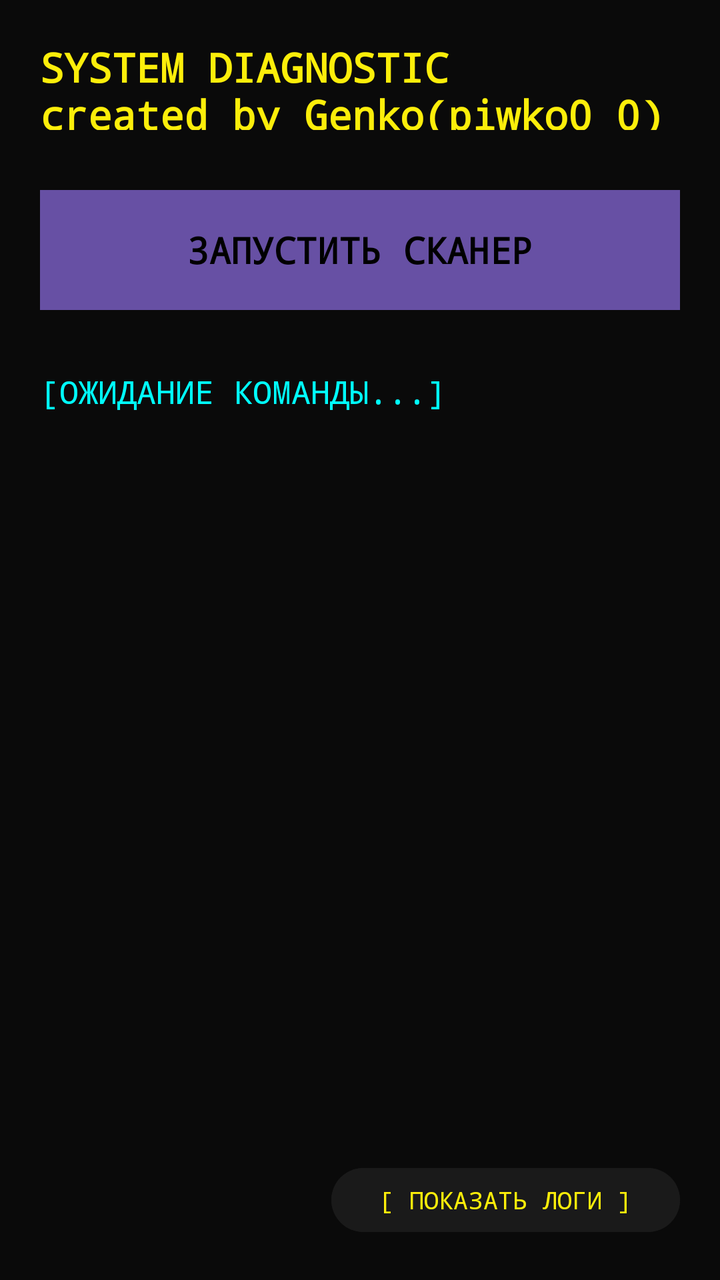
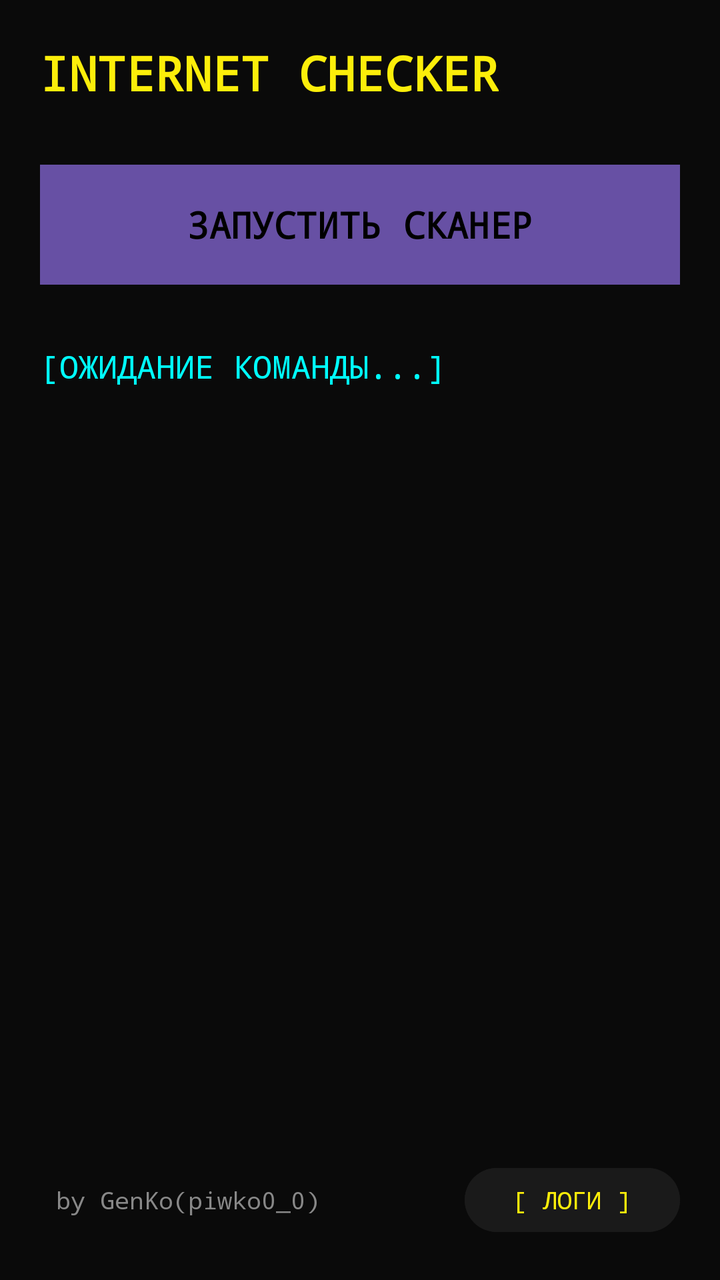

An Android layout rendered at two revisions. The XML below is the earlier revision; the diff shows what the commit changed to produce the second picture.
<!-- AndroidManifest.xml: application theme Theme.InternetChecker -->
<!-- res/layout/activity_main.xml -->
<?xml version="1.0" encoding="utf-8"?>
<LinearLayout xmlns:android="http://schemas.android.com/apk/res/android"
    android:layout_width="match_parent"
    android:layout_height="match_parent"
    android:orientation="vertical"
    android:padding="20dp"
    android:background="#0A0A0A"
    android:gravity="center_vertical">

    
    <TextView
        android:layout_width="319dp"
        android:layout_height="45dp"
        android:layout_marginBottom="30dp"
        android:fontFamily="monospace"
        android:text="SYSTEM DIAGNOSTIC\ncreated by Genko(piwko0_0)"
        android:textColor="#FCEE0A"
        android:textSize="20sp"
        android:textStyle="bold" />

    
    <Button
        android:id="@+id/btnCheck"
        android:layout_width="match_parent"
        android:layout_height="60dp"
        android:background="@drawable/cyber_button"
        android:text="ЗАПУСТИТЬ СКАНЕР"
        android:textColor="#000000"
        android:textSize="18sp"
        android:textStyle="bold"
        android:fontFamily="monospace"
        android:layout_marginBottom="30dp" />

    
    <TextView
        android:id="@+id/tvStatus"
        android:layout_width="match_parent"
        android:layout_height="0dp"
        android:layout_weight="1"
        android:text="[ОЖИДАНИЕ КОМАНДЫ...]"
        android:textColor="#00FFFF"
        android:textSize="16sp"
        android:fontFamily="monospace"
        android:lineSpacingExtra="6dp" />

    
    <Button
        android:id="@+id/btnLogs"
        android:layout_width="wrap_content"
        android:layout_height="40dp"
        android:layout_gravity="end"
        android:backgroundTint="#1A1A1A"
        android:text="[ ПОКАЗАТЬ ЛОГИ ]"
        android:textColor="#FCEE0A"
        android:textSize="12sp"
        android:fontFamily="monospace" />

</LinearLayout>
<!-- resources referenced by this layout -->
<resources>
  <!-- drawable cyber_button (drawable) -->
  <?xml version="1.0" encoding="utf-8"?>
  <shape xmlns:android="http://schemas.android.com/apk/res/android">
      
      <solid android:color="#FCEE0A" />
      
      <stroke android:width="3dp" android:color="#000000" />
      
      <corners android:radius="0dp" />
  </shape>
  <style name="Theme.InternetChecker" parent="Base.Theme.InternetChecker" />
  <style name="Base.Theme.InternetChecker" parent="Theme.Material3.DayNight.NoActionBar">
          
          <item name="android:windowBackground">#0A0A0A</item>
          
          <item name="android:statusBarColor">#0A0A0A</item>
          
          <item name="android:windowLightStatusBar">false</item>
      </style>
</resources>

<!-- the commit's change to res/layout/activity_main.xml (unified diff, before → after) -->
@@ -9,14 +9,14 @@
 
     
     <TextView
-        android:layout_width="319dp"
-        android:layout_height="45dp"
-        android:layout_marginBottom="30dp"
+        android:layout_width="wrap_content"
+        android:layout_height="wrap_content"
+        android:text="INTERNET CHECKER"
+        android:textColor="#FCEE0A"
+        android:textSize="24sp"
+        android:textStyle="bold"
         android:fontFamily="monospace"
-        android:text="SYSTEM DIAGNOSTIC\ncreated by Genko(piwko0_0)"
-        android:textColor="#FCEE0A"
-        android:textSize="20sp"
-        android:textStyle="bold" />
+        android:layout_marginBottom="30dp" />
 
     
     <Button
@@ -44,15 +44,36 @@
         android:lineSpacingExtra="6dp" />
 
     
-    <Button
-        android:id="@+id/btnLogs"
-        android:layout_width="wrap_content"
-        android:layout_height="40dp"
-        android:layout_gravity="end"
-        android:backgroundTint="#1A1A1A"
-        android:text="[ ПОКАЗАТЬ ЛОГИ ]"
-        android:textColor="#FCEE0A"
-        android:textSize="12sp"
-        android:fontFamily="monospace" />
+    <LinearLayout
+        android:layout_width="match_parent"
+        android:layout_height="wrap_content"
+        android:orientation="horizontal"
+        android:gravity="center_vertical"
+        android:layout_marginTop="10dp">
+
+        
+        <TextView
+            android:id="@+id/tvAuthor"
+            android:layout_width="0dp"
+            android:layout_height="wrap_content"
+            android:layout_weight="1"
+            android:text="by GenKo(piwko0_0)"
+            android:textColor="#888888"
+            android:textSize="12sp"
+            android:fontFamily="monospace"
+            android:padding="8dp" />
+
+        
+        <Button
+            android:id="@+id/btnLogs"
+            android:layout_width="wrap_content"
+            android:layout_height="40dp"
+            android:backgroundTint="#1A1A1A"
+            android:text="[ ЛОГИ ]"
+            android:textColor="#FCEE0A"
+            android:textSize="12sp"
+            android:fontFamily="monospace" />
+
+    </LinearLayout>
 
 </LinearLayout>
